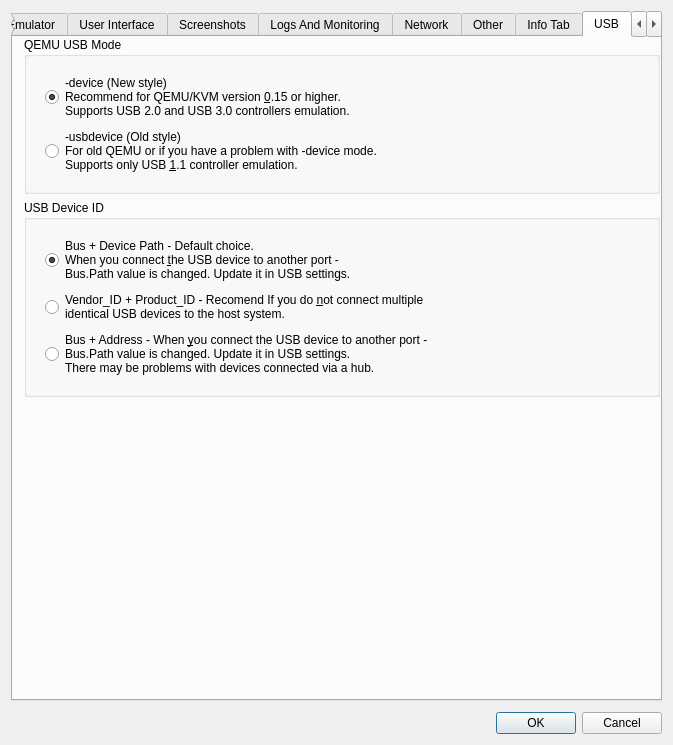
Old version of the form src/Advanced_Settings_Window.ui in the repository tronx2100/aqemu.
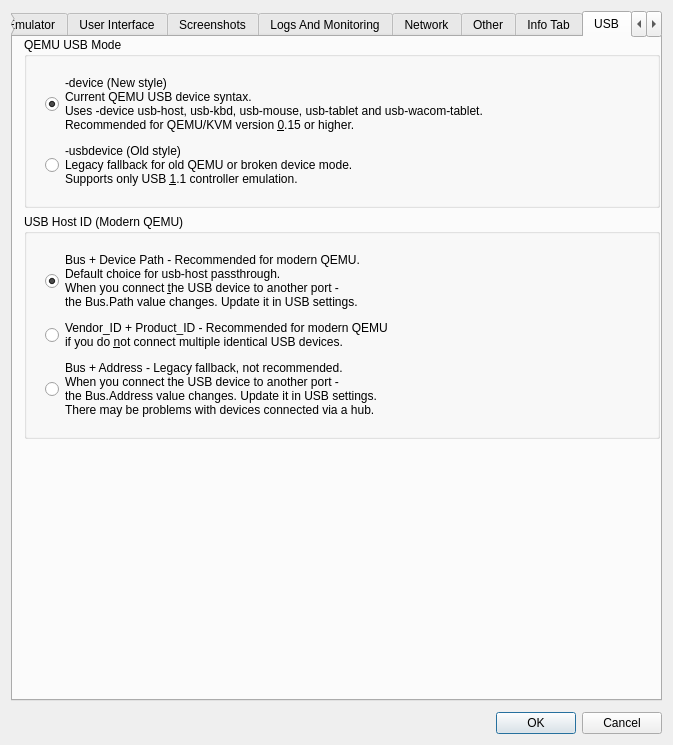
New version of the form. The open tabs and pages were chosen to show the change. Icons and pictures are not drawn. Custom widgets are drawn as their Qt base class.

What changed in the file:
```diff
--- a/src/Advanced_Settings_Window.ui
+++ b/src/Advanced_Settings_Window.ui
@@ -2191,8 +2191,9 @@
                 <widget class="QRadioButton" name="RB_USB_Style_device">
                  <property name="text">
                   <string>-device (New style)
-Recommend for QEMU/KVM version &amp;0.15 or higher.
-Supports USB 2.0 and USB 3.0 controllers emulation.</string>
+Current QEMU USB device syntax.
+Uses -device usb-host, usb-kbd, usb-mouse, usb-tablet and usb-wacom-tablet.
+Recommended for QEMU/KVM version &amp;0.15 or higher.</string>
                  </property>
                  <property name="checked">
                   <bool>true</bool>
@@ -2203,7 +2204,7 @@
                 <widget class="QRadioButton" name="RB_USB_Style_usbdevice">
                  <property name="text">
                   <string>-usbdevice (Old style)
-For old QEMU or if you have a problem with -device mode.
+Legacy fallback for old QEMU or broken device mode.
 Supports only USB &amp;1.1 controller emulation.</string>
                  </property>
                 </widget>
@@ -2221,7 +2222,7 @@
          <item>
           <widget class="QGroupBox" name="groupBox_USB2">
            <property name="title">
-            <string>USB Device ID</string>
+            <string>USB Host ID (Modern QEMU)</string>
            </property>
            <layout class="QHBoxLayout" name="horizontalLayout_25">
             <item>
@@ -2233,9 +2234,10 @@
                <item>
                 <widget class="QRadioButton" name="RB_USB_ID_BusPath">
                  <property name="text">
-                  <string>Bus + Device Path - Default choice.
+                  <string>Bus + Device Path - Recommended for modern QEMU.
+Default choice for usb-host passthrough.
 When you connect &amp;the USB device to another port -
-Bus.Path value is changed. Update it in USB settings.</string>
+the Bus.Path value changes. Update it in USB settings.</string>
                  </property>
                  <property name="checked">
                   <bool>true</bool>
@@ -2245,16 +2247,17 @@
                <item>
                 <widget class="QRadioButton" name="RB_USB_ID_VendorProduct">
                  <property name="text">
-                  <string>Vendor_ID + Product_ID - Recomend If you do &amp;not connect multiple 
-identical USB devices to the host system.</string>
+                  <string>Vendor_ID + Product_ID - Recommended for modern QEMU
+if you do &amp;not connect multiple identical USB devices.</string>
                  </property>
                 </widget>
                </item>
                <item>
                 <widget class="QRadioButton" name="RB_USB_ID_BusAddr">
                  <property name="text">
-                  <string>Bus + Address - When &amp;you connect the USB device to another port -
-Bus.Path value is changed. Update it in USB settings.
+                  <string>Bus + Address - Legacy fallback, not recommended.
+When you connect the USB device to another port -
+the Bus.Address value changes. Update it in USB settings.
 There may be problems with devices connected via a hub.</string>
                  </property>
                 </widget>
```
